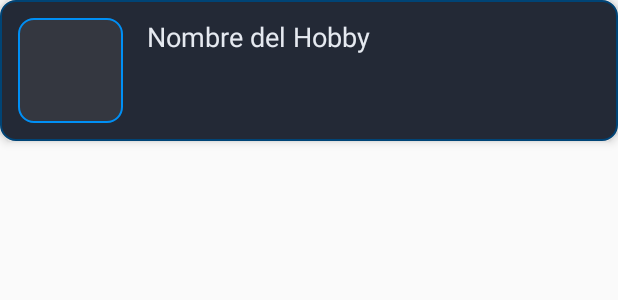
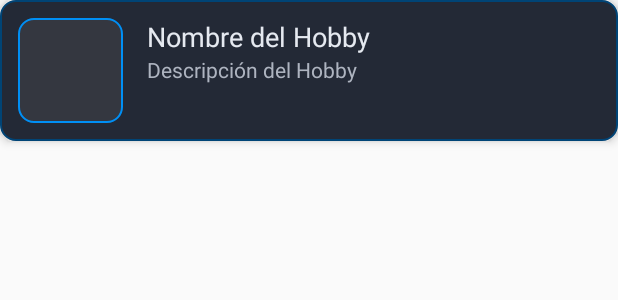
Before and after one commit to chachexd/aplicacionandroid, an Android app built with Jetpack Compose: the layout item_hobby.xml on its own in the app's theme, with its tools: preview values and no code run, on a phone screen of 412 x 824 dp. Shown: the top 300 px of the screen. Run offline under Robolectric (Android 15) with nearby library versions, the phone set to English and light mode, and no system bars.

Commit message:
Acabao pro 3.0 100% real no fake👽👽

```diff
--- a/app/src/main/res/layout/item_hobby.xml
+++ b/app/src/main/res/layout/item_hobby.xml
@@ -13,12 +13,26 @@
         android:scaleType="centerCrop"
         android:background="@drawable/imagen_background"/>
 
-    <TextView
-        android:id="@+id/hobby_nombre"
+    <LinearLayout
         android:layout_width="wrap_content"
         android:layout_height="wrap_content"
-        android:textSize="18sp"
-        android:textColor="#E5E9F0"
-        android:layout_marginLeft="16dp"
-        android:text="Nombre del Hobby"/>
+        android:orientation="vertical"
+        android:layout_marginLeft="16dp">
+
+        <TextView
+            android:id="@+id/hobby_nombre"
+            android:layout_width="wrap_content"
+            android:layout_height="wrap_content"
+            android:textSize="18sp"
+            android:textColor="#E5E9F0"
+            android:text="Nombre del Hobby"/>
+
+        <TextView
+            android:id="@+id/hobby_descripcion"
+            android:layout_width="wrap_content"
+            android:layout_height="wrap_content"
+            android:textSize="14sp"
+            android:textColor="#AEB4C0"
+            android:text="Descripción del Hobby"/> <!-- Nuevo campo -->
+    </LinearLayout>
 </LinearLayout>
```
Also changed, not shown: app/src/main/java/com/example/myapplication/AddHobbyActivity.kt (+20 -17 lines), app/src/main/java/com/example/myapplication/ControladorRecyclerView.java (+3 -12 lines), app/src/main/java/com/example/myapplication/DB/DBConexion.java (+10 -14 lines), app/src/main/java/com/example/myapplication/Hobbie.java (+7 -12 lines), app/src/main/java/com/example/myapplication/HobbiesFragment.kt (+9 -3 lines), app/src/main/java/com/example/myapplication/LoginActivity.java (+22 -16 lines), app/src/main/res/layout/activity_add_hobby.xml (+10 -2 lines).
